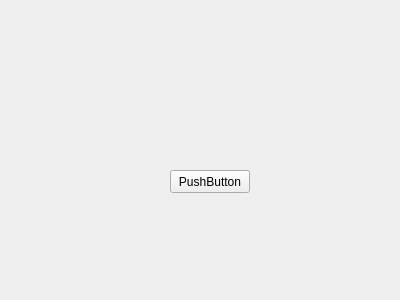
rxdu/fall_risk_project_ros, file fallrisk_gui/fallrisk_rviz_gui/src/rviz_gui.ui: the form before one commit.
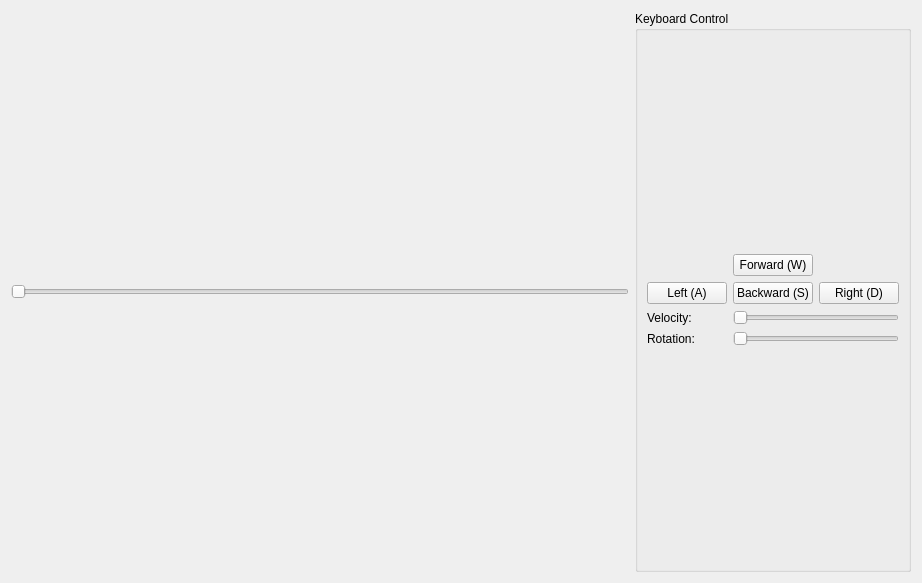
The form after the commit.

```diff
--- a/fallrisk_gui/fallrisk_rviz_gui/src/rviz_gui.ui
+++ b/fallrisk_gui/fallrisk_rviz_gui/src/rviz_gui.ui
@@ -6,26 +6,110 @@
    <rect>
     <x>0</x>
     <y>0</y>
-    <width>400</width>
-    <height>300</height>
+    <width>922</width>
+    <height>583</height>
    </rect>
   </property>
   <property name="windowTitle">
    <string>Form</string>
   </property>
-  <widget class="QPushButton" name="pushButton">
-   <property name="geometry">
-    <rect>
-     <x>170</x>
-     <y>170</y>
-     <width>80</width>
-     <height>23</height>
-    </rect>
-   </property>
-   <property name="text">
-    <string>PushButton</string>
-   </property>
-  </widget>
+  <layout class="QHBoxLayout" name="horizontalLayout_3">
+   <item>
+    <layout class="QGridLayout" name="main_layout">
+     <item row="0" column="0">
+      <layout class="QHBoxLayout" name="display_layout"/>
+     </item>
+     <item row="1" column="0">
+      <layout class="QHBoxLayout" name="control_layout">
+       <item>
+        <layout class="QGridLayout" name="gridLayout_2">
+         <item row="0" column="0">
+          <widget class="QSlider" name="horizontalSlider">
+           <property name="orientation">
+            <enum>Qt::Horizontal</enum>
+           </property>
+          </widget>
+         </item>
+        </layout>
+       </item>
+       <item>
+        <layout class="QGridLayout" name="gridLayout_4">
+         <item row="0" column="0">
+          <widget class="QGroupBox" name="groupBox">
+           <property name="title">
+            <string>Keyboard Control</string>
+           </property>
+           <layout class="QGridLayout" name="gridLayout_6">
+            <item row="0" column="1">
+             <layout class="QGridLayout" name="gridLayout_5">
+              <item row="3" column="1" colspan="2">
+               <widget class="QSlider" name="horizontalSlider_2">
+                <property name="orientation">
+                 <enum>Qt::Horizontal</enum>
+                </property>
+               </widget>
+              </item>
+              <item row="1" column="2">
+               <widget class="QPushButton" name="pushButton_4">
+                <property name="text">
+                 <string>Right (D)</string>
+                </property>
+               </widget>
+              </item>
+              <item row="1" column="1">
+               <widget class="QPushButton" name="pushButton_5">
+                <property name="text">
+                 <string>Backward (S)</string>
+                </property>
+               </widget>
+              </item>
+              <item row="0" column="1">
+               <widget class="QPushButton" name="pushButton">
+                <property name="text">
+                 <string>Forward (W)</string>
+                </property>
+               </widget>
+              </item>
+              <item row="3" column="0">
+               <widget class="QLabel" name="label">
+                <property name="text">
+                 <string>Velocity:</string>
+                </property>
+               </widget>
+              </item>
+              <item row="1" column="0">
+               <widget class="QPushButton" name="pushButton_3">
+                <property name="text">
+                 <string>Left (A)</string>
+                </property>
+               </widget>
+              </item>
+              <item row="4" column="1" colspan="2">
+               <widget class="QSlider" name="horizontalSlider_3">
+                <property name="orientation">
+                 <enum>Qt::Horizontal</enum>
+                </property>
+               </widget>
+              </item>
+              <item row="4" column="0">
+               <widget class="QLabel" name="label_2">
+                <property name="text">
+                 <string>Rotation:</string>
+                </property>
+               </widget>
+              </item>
+             </layout>
+            </item>
+           </layout>
+          </widget>
+         </item>
+        </layout>
+       </item>
+      </layout>
+     </item>
+    </layout>
+   </item>
+  </layout>
  </widget>
  <resources/>
  <connections/>
```
